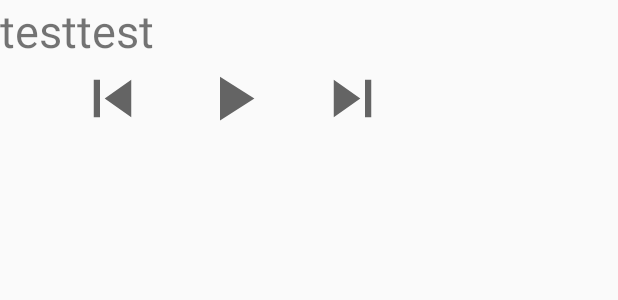
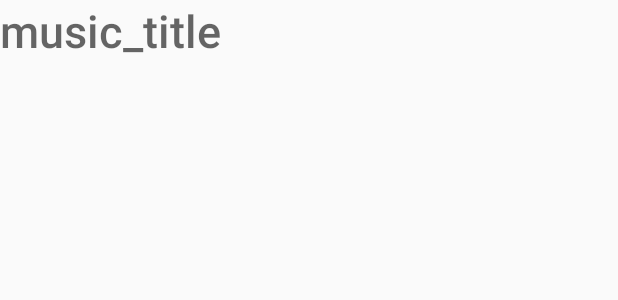
Before and after one commit to suhongs/MP3, an Android app: the layout custom_notification.xml on its own in the app's theme, with its tools: preview values and no code run, on a phone screen of 412 x 824 dp. Shown: the top 300 px of the screen. Run offline under Robolectric (Android 15) with nearby library versions, the phone set to English and light mode, and no system bars.

Commit message:
희망을 찾다

```diff
--- a/HW3/app/src/main/java/com/example/hw3/MusicService.java
+++ b/HW3/app/src/main/java/com/example/hw3/MusicService.java
@@ -170,15 +170,14 @@ public class MusicService extends Service implements MediaPlayer.OnPreparedListe
         RemoteViews expandedView = new RemoteViews(getPackageName(),
                 R.layout.notification_expanded);
 
-        collapsedView.setTextViewText(R.id.text_view_collapsed_1, "Hello World!");
 
+        remoteView.setTextViewText(R.id.notification_music_title,"제발 나와라아~~");
 
-        remoteView.setTextViewText(R.id.notification_music_title   ,"제발 나와라~");
         NotificationCompat.Builder builder = new NotificationCompat.Builder(this, MainActivity.CHANNEL_ID)
-
                 .setSmallIcon(R.drawable.ic_baseline_play_arrow_24)
-                .setCustomContentView(collapsedView)
-                .setCustomBigContentView(remoteView);
+                .setContent(remoteView);
+//                .setCustomContentView(collapsedView)
+//                .setCustomBigContentView(expandedView);
 
 //                .setSmallIcon(R.drawable.ic_baseline_play_arrow_24)
 //                .setContent(remoteView);
--- a/HW3/app/src/main/res/layout/custom_notification.xml
+++ b/HW3/app/src/main/res/layout/custom_notification.xml
@@ -1,57 +1,56 @@
 <?xml version="1.0" encoding="utf-8"?>
 <LinearLayout
     xmlns:android="http://schemas.android.com/apk/res/android"
-    android:orientation="horizontal"
     android:layout_width="wrap_content"
-    android:layout_height="wrap_content"
-    style="@style/TextAppearance.Compat.Notification.Title">
-<!--    <androidx.appcompat.widget.AppCompatImageView-->
+    android:layout_height="wrap_content">
+
+    <TextView
+        style="@style/TextAppearance.Compat.Notification.Title"
+        android:id="@+id/notification_music_title"
+        android:layout_width="match_parent"
+        android:layout_height="wrap_content"
+        android:hint="music_title"
+        android:textSize="30dp"/>
+<!--    <ImageView-->
 <!--        android:id="@+id/notification_music_image"-->
-<!--        android:layout_width="100dp"-->
+<!--        android:layout_width="60dp"-->
+<!--        android:layout_height="60dp" />-->
+
+<!--    <LinearLayout-->
+<!--        android:orientation="vertical"-->
+<!--        android:layout_width="match_parent"-->
 <!--        android:layout_height="100dp"-->
-<!--        android:background="@color/colorAccent" />-->
+<!--        >-->
+<!--        <TextView-->
+<!--            style="@style/TextAppearance.Compat.Notification.Title"-->
+<!--            android:id="@+id/notification_music_title"-->
+<!--            android:layout_width="match_parent"-->
+<!--            android:layout_height="wrap_content"-->
+<!--            android:hint="music_title"-->
+<!--            android:textSize="30dp"/>-->
 
-    <LinearLayout
-        android:orientation="vertical"
-        android:layout_width="match_parent"
-        android:layout_height="100dp"
-        >
-        <TextView
-            android:id="@+id/notification_music_title"
-            android:layout_width="match_parent"
-            android:layout_height="wrap_content"
-            android:text="testtest"
-            android:hint="music_title"
-            android:textSize="30dp" />
+<!--        <LinearLayout-->
+<!--            android:layout_width="match_parent"-->
+<!--            android:layout_height="wrap_content"-->
+<!--            android:orientation="horizontal">-->
+<!--            <androidx.appcompat.widget.AppCompatImageView-->
+<!--                android:layout_marginLeft="50dp"-->
+<!--                android:id="@+id/notification_skip_previous_btn"-->
+<!--                android:layout_width="30dp"-->
+<!--                android:layout_height="30dp" />-->
 
-        <LinearLayout
-            android:layout_width="match_parent"
-            android:layout_height="match_parent"
-            android:orientation="horizontal">
-            <androidx.appcompat.widget.AppCompatImageView
-                android:layout_marginLeft="50dp"
-                android:id="@+id/notification_skip_previous_btn"
-                android:layout_width="50dp"
-                android:layout_height="50dp"
-                android:src="@drawable/ic_baseline_skip_previous_24"
-                android:onClick="onClick" />
+<!--            <androidx.appcompat.widget.AppCompatImageView-->
+<!--                android:layout_marginLeft="30dp"-->
+<!--                android:id="@+id/play_btn"-->
+<!--                android:layout_width="30dp"-->
+<!--                android:layout_height="30dp"-->
+<!--                />-->
 
-            <androidx.appcompat.widget.AppCompatImageView
-                android:layout_marginLeft="30dp"
-                android:id="@+id/play_btn"
-                android:layout_width="50dp"
-                android:layout_height="50dp"
-                android:src="@drawable/ic_baseline_play_arrow_24"
-                android:onClick="onClick"
-                />
-
-            <androidx.appcompat.widget.AppCompatImageView
-                android:layout_marginLeft="30dp"
-                android:id="@+id/skip_next_btn"
-                android:layout_width="50dp"
-                android:layout_height="50dp"
-                android:src="@drawable/ic_baseline_skip_next_24"
-                android:onClick="onClick" />
-        </LinearLayout>
-    </LinearLayout>
+<!--            <androidx.appcompat.widget.AppCompatImageView-->
+<!--                android:layout_marginLeft="30dp"-->
+<!--                android:id="@+id/skip_next_btn"-->
+<!--                android:layout_width="30dp"-->
+<!--                android:layout_height="30dp" />-->
+<!--        </LinearLayout>-->
+<!--    </LinearLayout>-->
 </LinearLayout>
--- a/HW3/app/src/main/res/layout/notification_expanded.xml
+++ b/HW3/app/src/main/res/layout/notification_expanded.xml
@@ -14,6 +14,7 @@
         android:textAlignment="center"
         android:textColor="#FFF" />
     <ImageView
+        style="@style/TextAppearance.Compat.Notification.Info"
         android:id="@+id/image_view_expanded"
         android:layout_width="match_parent"
         android:layout_height="match_parent"
```
